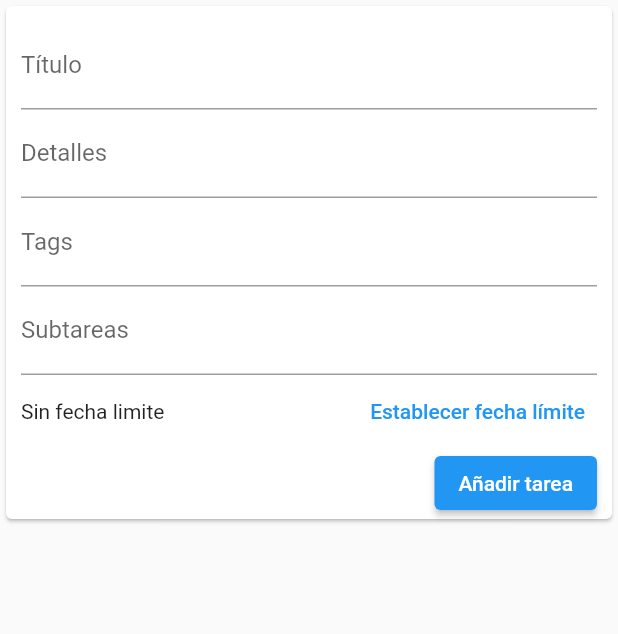
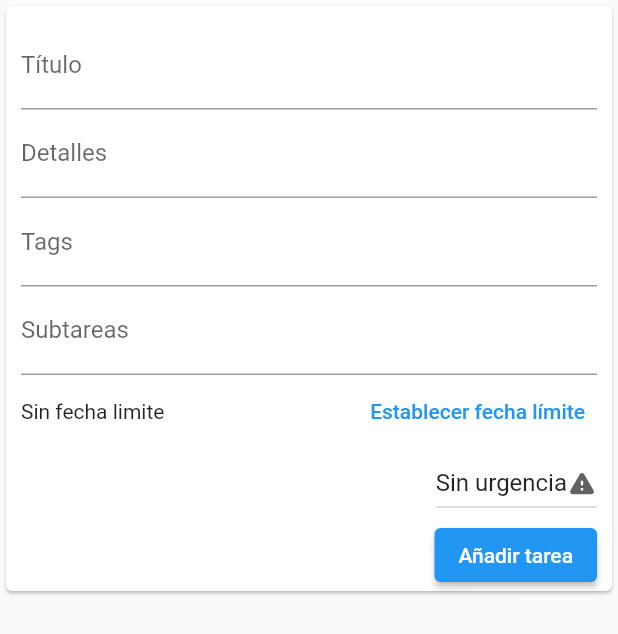
Before and after one commit to Matias-Rossi/todo_one, a Flutter app: the AddTask widget shown alone on an empty page, opened directly with empty values, after a tap on "Añadir tarea", on a phone screen of 412 x 824 dp. Shown: the top 634 px of the screen. Run offline on Flutter 3.47's test engine with Material 2 defaults, Android fonts, the light colour scheme and no system bars; our stand-ins replace flutter_slidable.

Commit message:
Implemented priority setting

```diff
--- a/lib/widgets/add_task.dart
+++ b/lib/widgets/add_task.dart
@@ -15,18 +15,32 @@ class _AddTaskState extends State<AddTask> {
   final _detailsController = TextEditingController();
   final _tagsController = TextEditingController();
   final _subtasksController = TextEditingController();
-  final _priority = 3; //Todo: implement priority picker
+  String _priority = "Sin urgencia"; //Todo: implement priority picker
   DateTime _dateDue;
 
   void _submitData() {
     if (_nameController.text.isEmpty) return;
+    int _priorityInt;
+    switch (_priority) {
+      case "Sin urgencia":
+        _priorityInt = 3;
+        break;
+      case "Prioritario":
+        _priorityInt = 2;
+        break;
+      case "Urgente":
+        _priorityInt = 1;
+        break;
+      default:
+        _priorityInt = 3;
+    }
     widget.addTask(
       _nameController.text,
       _dateDue,
       _detailsController.text,
       _tagsController.text,
       _subtasksController.text,
-      _priority,
+      _priorityInt,
     );
     /*
     _nameController.dispose();
@@ -98,6 +112,23 @@ class _AddTaskState extends State<AddTask> {
                   ],
                 ),
               ),
+              DropdownButton<String>(
+                value: _priority,
+                icon: const Icon(Icons.warning_rounded),
+                iconSize: 20,
+                onChanged: (String newValue) {
+                  setState(() {
+                    _priority = newValue;
+                  });
+                },
+                items: <String>['Urgente', 'Prioritario', 'Sin urgencia']
+                    .map<DropdownMenuItem<String>>((String _priority) {
+                  return DropdownMenuItem<String>(
+                    value: _priority,
+                    child: Text(_priority),
+                  );
+                }).toList(),
+              ),
               ElevatedButton(
                 child: Text('Añadir tarea'),
                 onPressed: _submitData,
```
